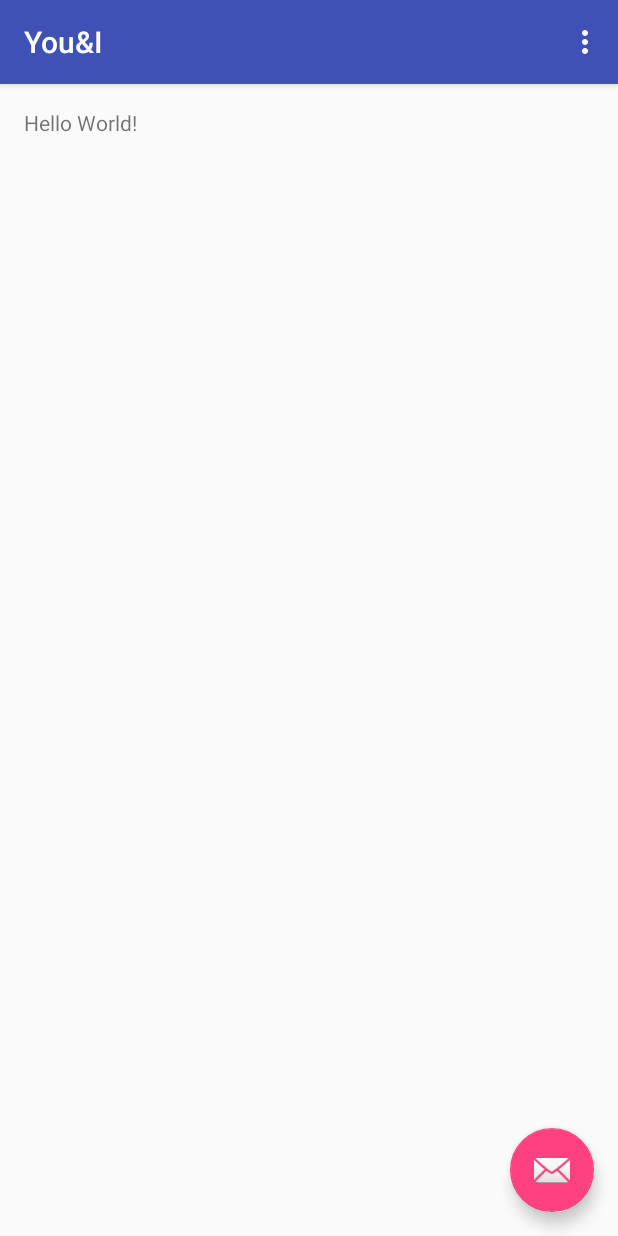
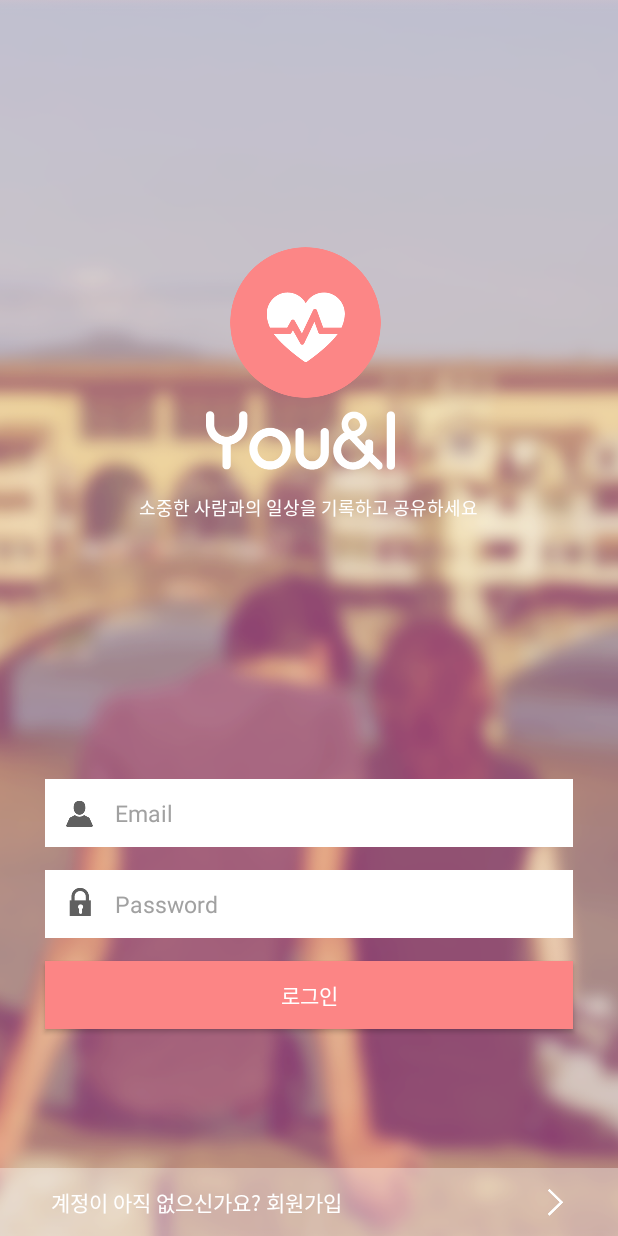
Before and after one commit to GwonHyeok/YouAndI, an Android app: the screen it shows after launch (MainActivity), on a phone screen of 412 x 824 dp. Run offline under Robolectric (Android 15) with nearby library versions, the phone set to English and light mode, and no system bars; 1 statement that could not run was skipped.

Commit message:
[디자인] 로그인, 회원가입, 상대방연결

```diff
--- a/app/src/main/java/com/hyeokran/youi/MainActivity.java
+++ b/app/src/main/java/com/hyeokran/youi/MainActivity.java
@@ -14,7 +14,7 @@ public class MainActivity extends AppCompatActivity {
     @Override
     protected void onCreate(Bundle savedInstanceState) {
         super.onCreate(savedInstanceState);
-        setContentView(R.layout.activity_main);
+        setContentView(R.layout.activity_login);
         Toolbar toolbar = (Toolbar) findViewById(R.id.toolbar);
         setSupportActionBar(toolbar);
 
@@ -28,25 +28,5 @@ public class MainActivity extends AppCompatActivity {
         });
     }
 
-    @Override
-    public boolean onCreateOptionsMenu(Menu menu) {
-        // Inflate the menu; this adds items to the action bar if it is present.
-        getMenuInflater().inflate(R.menu.menu_main, menu);
-        return true;
-    }
 
-    @Override
-    public boolean onOptionsItemSelected(MenuItem item) {
-        // Handle action bar item clicks here. The action bar will
-        // automatically handle clicks on the Home/Up button, so long
-        // as you specify a parent activity in AndroidManifest.xml.
-        int id = item.getItemId();
-
-        //noinspection SimplifiableIfStatement
-        if (id == R.id.action_settings) {
-            return true;
-        }
-
-        return super.onOptionsItemSelected(item);
-    }
 }
--- /dev/null
+++ b/app/src/main/res/layout/activity_login.xml
@@ -0,0 +1,137 @@
+<?xml version="1.0" encoding="utf-8"?>
+<RelativeLayout xmlns:android="http://schemas.android.com/apk/res/android"
+    android:layout_width="match_parent"
+    android:layout_height="match_parent"
+    android:orientation="vertical">
+
+    <!-- 배경이미지 -->
+    <ImageView
+        android:layout_width="match_parent"
+        android:layout_height="match_parent"
+        android:scaleType="centerCrop"
+        android:src="@drawable/bg_login" />
+
+    <!-- 하단 회원가입 부분 -->
+    <RelativeLayout
+        android:id="@+id/registerBtn"
+        android:layout_width="match_parent"
+        android:layout_height="45dp"
+        android:layout_alignParentBottom="true"
+        android:clickable="true"
+        android:gravity="center">
+
+        <!-- 회원가입 텍스트 -->
+        <TextView
+            android:layout_width="match_parent"
+            android:layout_height="45dp"
+            android:background="#59ffffff"
+            android:gravity="fill"
+            android:paddingLeft="34dp"
+            android:text="계정이 아직 없으신가요? 회원가입"
+            android:textColor="#ffffff" />
+
+        <!-- 회원가입 화살표 -->
+        <ImageView
+            android:layout_width="wrap_content"
+            android:layout_height="wrap_content"
+            android:layout_alignParentRight="true"
+            android:layout_centerVertical="true"
+            android:layout_marginRight="30dp"
+            android:rotation="180"
+            android:src="@drawable/ic_arrow" />
+
+    </RelativeLayout>
+
+    <!-- 화면 전체를 두개로 나눔 -->
+    <LinearLayout
+        android:layout_width="match_parent"
+        android:layout_height="match_parent"
+        android:orientation="vertical"
+        android:weightSum="1">
+
+        <!-- 나눈 부분(상단) -->
+        <LinearLayout
+            android:layout_width="match_parent"
+            android:layout_height="0dp"
+            android:layout_weight="0.5"
+            android:gravity="center"
+            android:orientation="vertical"
+            android:paddingTop="90dp">
+
+            <!-- 로고 아이콘 -->
+            <ImageView
+                android:layout_width="wrap_content"
+                android:layout_height="wrap_content"
+                android:src="@drawable/ic_logo" />
+
+            <!-- 로고 텍스트 -->
+            <ImageView
+                android:layout_width="wrap_content"
+                android:layout_height="wrap_content"
+                android:src="@drawable/ic_logo_text" />
+
+            <!-- 로고 설명 텍스트 -->
+            <TextView
+                android:layout_width="wrap_content"
+                android:layout_height="wrap_content"
+                android:text="소중한 사람과의 일상을 기록하고 공유하세요"
+                android:textColor="#ffffff"
+                android:textSize="12dp" />
+        </LinearLayout>
+
+        <!-- 나눈 부분(하단) -->
+        <LinearLayout
+            android:layout_width="match_parent"
+            android:layout_height="0dp"
+            android:layout_weight="0.5"
+            android:gravity="center"
+            android:orientation="vertical">
+
+            <!-- 이메일 입력 -->
+            <EditText
+                android:layout_width="match_parent"
+                android:layout_height="45dp"
+                android:layout_marginBottom="15dp"
+                android:layout_marginLeft="30dp"
+                android:layout_marginRight="30dp"
+                android:background="#ffffff"
+                android:drawableLeft="@drawable/ic_user"
+                android:drawablePadding="10dp"
+                android:hint="Email"
+                android:paddingLeft="10dp"
+                android:textColorHint="#a1a1a1"
+                android:textSize="15dp" />
+
+            <!-- 패스워드 입력 -->
+            <EditText
+                android:layout_width="match_parent"
+                android:layout_height="45dp"
+                android:layout_marginBottom="15dp"
+                android:layout_marginLeft="30dp"
+                android:layout_marginRight="30dp"
+                android:background="#ffffff"
+                android:drawableLeft="@drawable/ic_pw"
+                android:drawablePadding="10dp"
+                android:hint="Password"
+                android:paddingLeft="10dp"
+                android:textColorHint="#a1a1a1"
+                android:textSize="15dp" />
+
+            <!-- 로그인 버튼 -->
+            <Button
+                android:layout_width="match_parent"
+                android:layout_height="45dp"
+                android:layout_marginBottom="30dp"
+                android:layout_marginLeft="30dp"
+                android:layout_marginRight="30dp"
+                android:background="#fc8585"
+                android:text="로그인"
+                android:textColor="#ffffff" />
+
+        </LinearLayout>
+
+
+    </LinearLayout>
+
+
+</RelativeLayout>
--- a/app/src/main/res/values/styles.xml
+++ b/app/src/main/res/values/styles.xml
@@ -3,15 +3,18 @@
     <!-- Base application theme. -->
     <style name="AppTheme" parent="Theme.AppCompat.Light.DarkActionBar">
         <!-- Customize your theme here. -->
-        <item name="colorPrimary">@color/colorPrimary</item>
-        <item name="colorPrimaryDark">@color/colorPrimaryDark</item>
+        <item name="colorPrimary">#fc8585</item>
+        <item name="colorPrimaryDark">#e96969</item>
         <item name="colorAccent">@color/colorAccent</item>
     </style>
+
     <style name="AppTheme.NoActionBar">
         <item name="windowActionBar">false</item>
         <item name="windowNoTitle">true</item>
     </style>
+
     <style name="AppTheme.AppBarOverlay" parent="ThemeOverlay.AppCompat.Dark.ActionBar" />
+
     <style name="AppTheme.PopupOverlay" parent="ThemeOverlay.AppCompat.Light" />
 
 </resources>
```
Also changed, not shown: app/src/main/res/layout/activity_connect_partner.xml (added, +99 -0 lines), app/src/main/res/layout/activity_register.xml (added, +93 -0 lines), app/src/main/res/drawable-xxhdpi/bg_login.png (added), app/src/main/res/drawable-xxhdpi/bg_main_image.png (added), app/src/main/res/drawable-xxhdpi/ic_arrow.png (added), app/src/main/res/drawable-xxhdpi/ic_logo.png (added), app/src/main/res/drawable-xxhdpi/ic_logo_text.png (added), app/src/main/res/drawable-xxhdpi/ic_name.png (added), app/src/main/res/drawable-xxhdpi/ic_pw.png (added), app/src/main/res/drawable-xxhdpi/ic_user.png (added).
